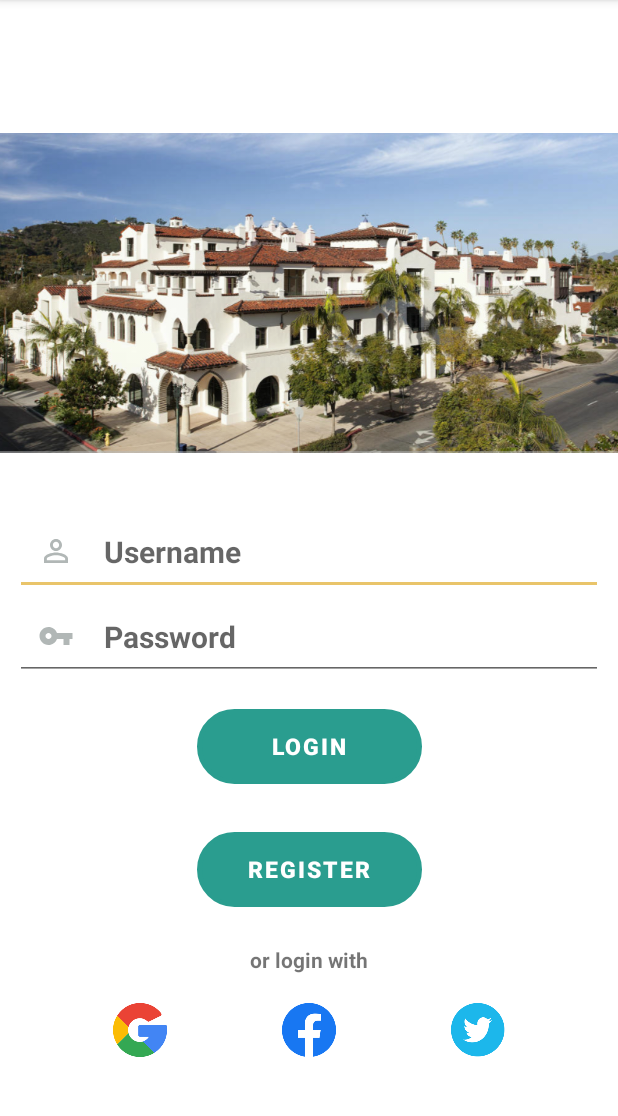
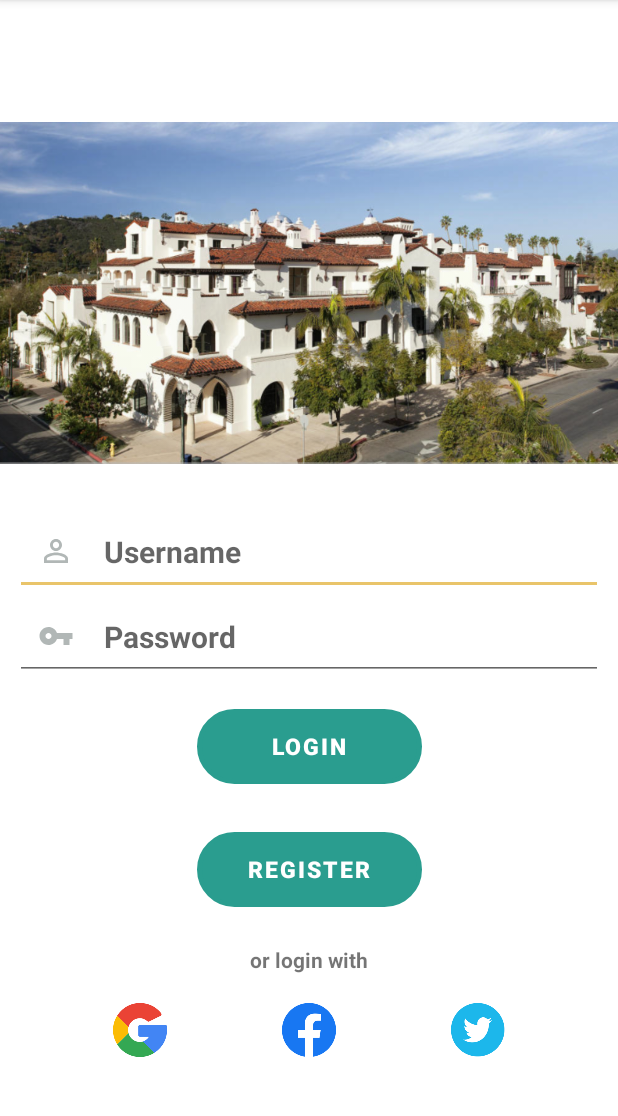
Before and after one commit to fc4978637/my_community, an Android app: the screen it shows after launch (LoginActivity), on a phone screen of 412 x 824 dp, the part 84-1200 px from its top. Run offline under Robolectric (Android 15) with nearby library versions, the phone set to English and light mode, and no system bars.

Commit message:
Adjust image scaleType to match different type of phone

```diff
--- a/app/src/main/res/layout/activity_login.xml
+++ b/app/src/main/res/layout/activity_login.xml
@@ -10,9 +10,10 @@
         android:id="@+id/imageView"
         android:layout_width="418dp"
         android:layout_height="228dp"
+        android:scaleType="fitXY"
         app:layout_constraintBottom_toBottomOf="parent"
         app:layout_constraintEnd_toEndOf="parent"
-        app:layout_constraintHorizontal_bias="1.0"
+        app:layout_constraintHorizontal_bias="0.5"
         app:layout_constraintStart_toStartOf="parent"
         app:layout_constraintTop_toTopOf="parent"
         app:layout_constraintVertical_bias="0.15"
```
